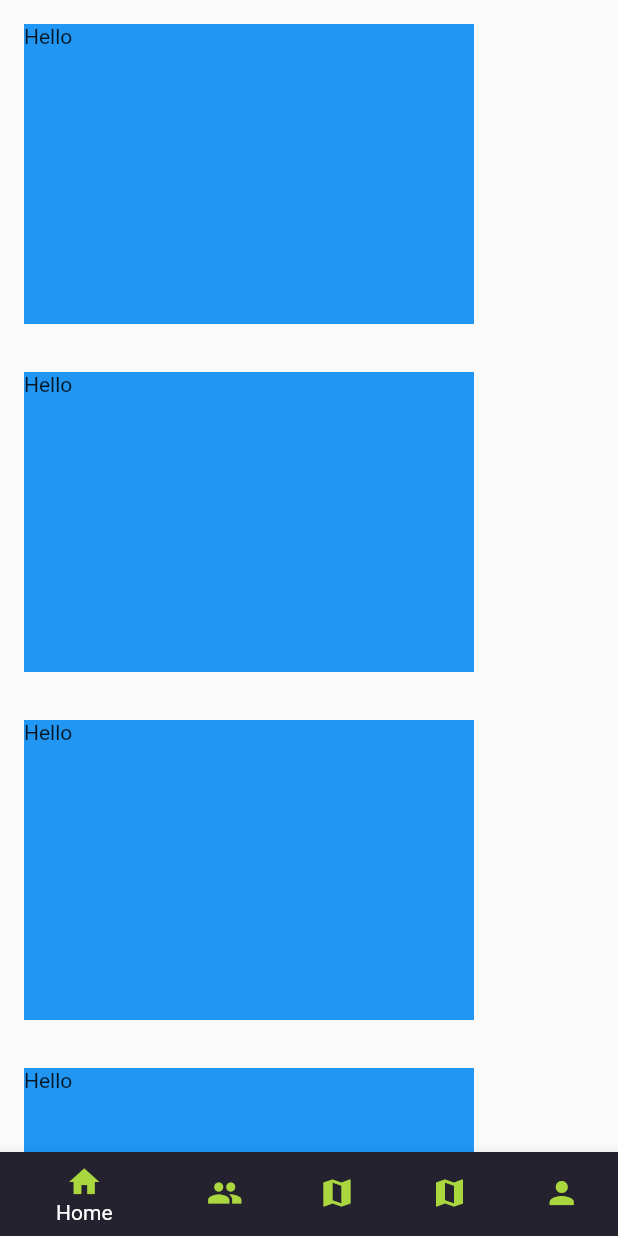
After one commit to mohamedkhrouf/my-camp, a Flutter app: the screen it shows after launch, on a phone screen of 412 x 824 dp. The commit adds this screen. Run offline on Flutter 3.47's test engine with Material 2 defaults, Android fonts, the phone set to English and light mode, and no system bars.

Commit message:
fixed directory structure

```diff
--- a/lib/main.dart
+++ b/lib/main.dart
@@ -1,7 +1,7 @@
 import 'package:flutter/cupertino.dart';
 import 'package:flutter/material.dart';
 
-import 'screens/screen1/mainScreen/Home.dart';
+import 'screens/index/mainScreen/index.dart';
 
 void main() {
   runApp(MyApp());
@@ -26,6 +26,6 @@ class MyApp extends StatelessWidget {
           // is not restarted.
           primarySwatch: Colors.blue,
         ),
-        home: Home());
+        home: Index());
   }
 }
--- /dev/null
+++ b/lib/screens/homePage/mainScreen/homePage.dart
@@ -0,0 +1,24 @@
+import 'package:flutter/cupertino.dart';
+import 'package:flutter/material.dart';
+import 'package:my_camp/screens/homePage/widgets/publication.dart';
+
+
+
+class HomePage extends StatefulWidget {
+  @override
+  _HomePageState createState() => _HomePageState();
+}
+
+class _HomePageState extends  State<HomePage> {
+
+
+@override
+Widget build(BuildContext context) {
+  return SingleChildScrollView(
+    child: Column(
+      children: [Cont(), Cont(), Cont(), Cont()],
+    ),
+  );
+
+}
+}
--- /dev/null
+++ b/lib/screens/homePage/widgets/publication.dart
@@ -0,0 +1,18 @@
+import 'package:flutter/cupertino.dart';
+import 'package:flutter/material.dart';
+
+class Cont extends StatelessWidget {
+
+
+  @override
+  Widget build(BuildContext context) {
+    return Container(
+      color: Colors.blue,
+      height: 200.0,
+      width: 300.0,
+      margin: EdgeInsets.all(16),
+      child: Text("Hello"),
+    );
+
+  }
+}
```
Also changed, not shown: lib/screens/index/mainScreen/index.dart (renamed from lib/screens/screen1/mainScreen/Home.dart, +5 -38 lines), pubspec.lock.
